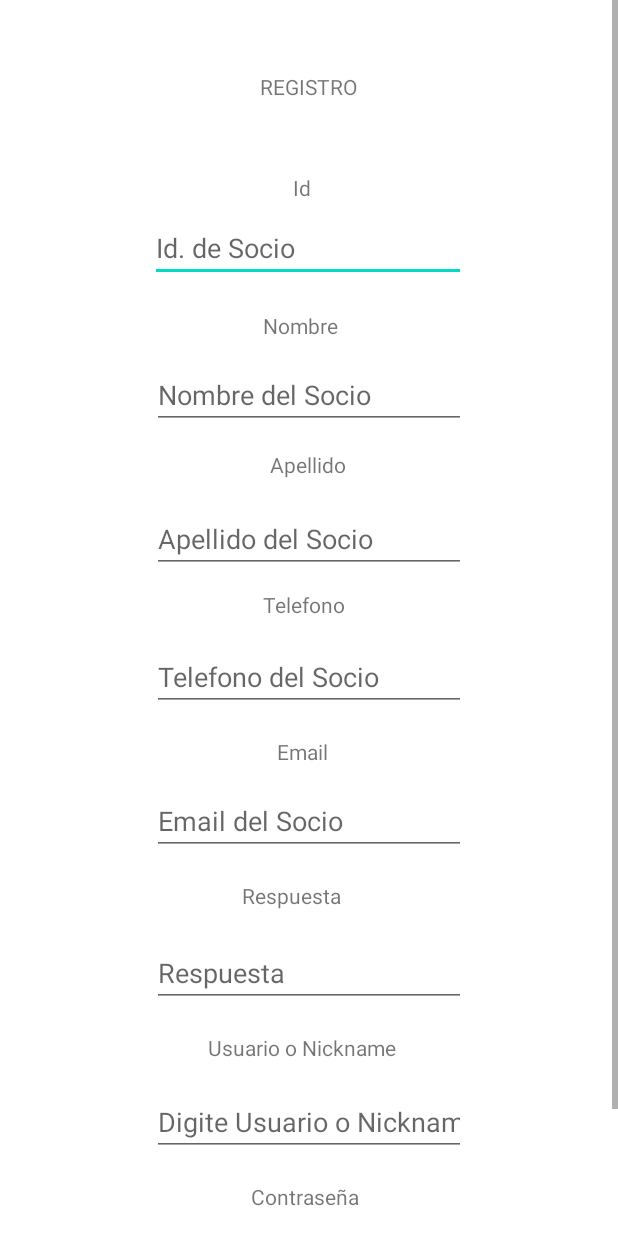
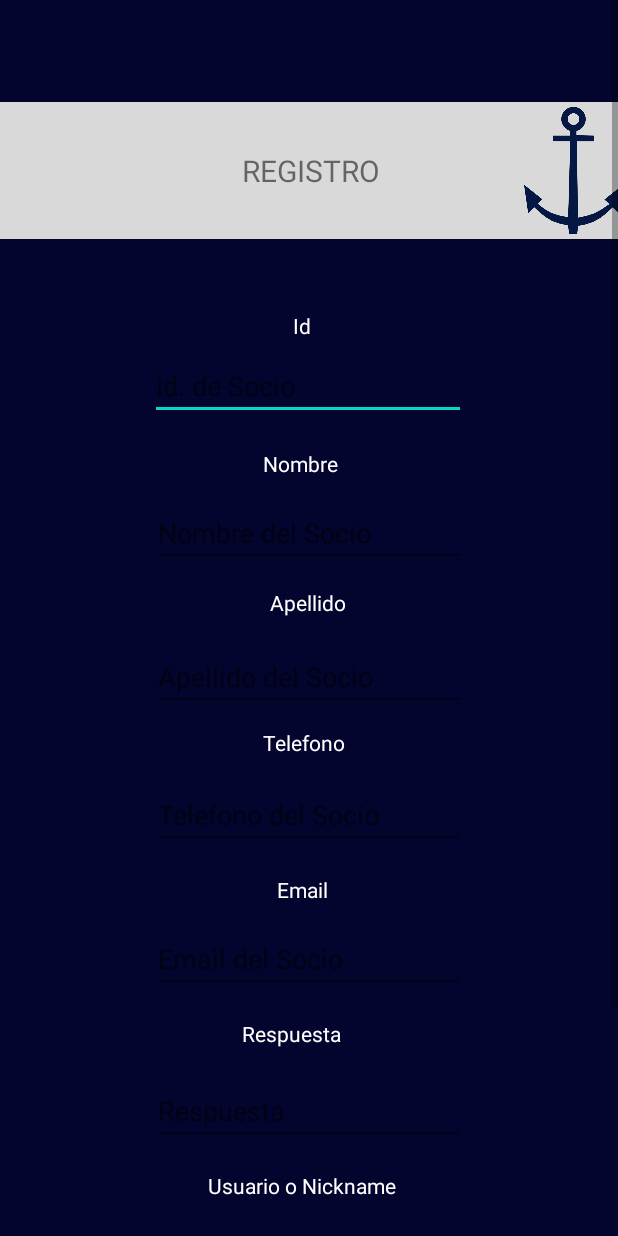
Before and after one commit to Brian1921/Front_Parc, an Android app: the admin_socios_agregar screen opened directly, with no data from a screen before it, on a phone screen of 412 x 824 dp. Run offline under Robolectric (Android 15) with nearby library versions, the phone set to English and light mode, and no system bars; our stand-ins replace Volley.

Commit message:
Agregar AdminSocio

```diff
--- a/app/src/main/res/layout/activity_admin_socios_agregar.xml
+++ b/app/src/main/res/layout/activity_admin_socios_agregar.xml
@@ -5,8 +5,8 @@
     xmlns:tools="http://schemas.android.com/tools"
     android:layout_width="match_parent"
     android:layout_height="match_parent"
+    android:background="#03052E"
     tools:context=".admin_socios_agregar">
-
 
     <ScrollView
         android:layout_width="match_parent"
@@ -16,17 +16,37 @@
             android:layout_width="match_parent"
             android:layout_height="wrap_content"
             android:orientation="vertical" >
-            <TextView
-                android:id="@+id/textView6"
-                android:layout_width="wrap_content"
-                android:layout_height="wrap_content"
-                android:layout_marginStart="173dp"
-                android:layout_marginTop="48dp"
-                android:layout_marginEnd="173dp"
-                android:text="REGISTRO"
+            <RelativeLayout
+                android:id="@+id/group_2"
+                android:layout_width="415dp"
+                android:layout_height="91dp"
+                android:layout_alignParentLeft="true"
+                android:layout_alignParentTop="true"
+                android:layout_marginTop="68dp"
+                android:background="#D9D9D9"
                 app:layout_constraintEnd_toEndOf="parent"
                 app:layout_constraintStart_toStartOf="parent"
-                app:layout_constraintTop_toTopOf="parent" />
+                app:layout_constraintTop_toTopOf="parent">
+
+                <TextView
+                    android:id="@+id/textView6"
+                    android:layout_width="wrap_content"
+                    android:layout_height="wrap_content"
+                    android:layout_centerHorizontal="true"
+                    android:layout_centerVertical="true"
+                    android:text="REGISTRO"
+                    android:textAlignment="textEnd"
+                    android:textSize="20sp" />
+
+                <ImageView
+                    android:id="@+id/imageView4"
+                    android:layout_width="74dp"
+                    android:layout_height="match_parent"
+                    android:layout_alignLeft="@id/textView6"
+                    android:layout_marginLeft="188dp"
+                    app:srcCompat="@mipmap/logo" />
+
+            </RelativeLayout>
 
             <TextView
                 android:id="@+id/textView7"
@@ -36,6 +56,7 @@
                 android:layout_marginTop="48dp"
                 android:layout_marginEnd="173dp"
                 android:text="Id"
+                android:textColor="@color/white"
                 app:layout_constraintEnd_toEndOf="parent"
                 app:layout_constraintHorizontal_bias="0.498"
                 app:layout_constraintStart_toStartOf="parent"
@@ -51,6 +72,7 @@
                 android:ems="10"
                 android:hint="Id. de Socio"
                 android:inputType="number"
+                android:textColor="#FFFFFF"
                 app:layout_constraintEnd_toEndOf="parent"
                 app:layout_constraintTop_toBottomOf="@+id/textView7" />
 
@@ -61,6 +83,7 @@
                 android:layout_marginStart="175dp"
                 android:layout_marginTop="19dp"
                 android:layout_marginEnd="180dp"
+                android:textColor="@color/white"
                 android:text="Nombre"
                 app:layout_constraintEnd_toEndOf="parent"
                 app:layout_constraintStart_toStartOf="parent"
@@ -74,6 +97,7 @@
                 android:layout_marginTop="14dp"
                 android:layout_marginEnd="101dp"
                 android:ems="10"
+                android:textColor="#FFFFFF"
                 android:hint="Nombre del Socio"
                 android:inputType="textPersonName"
                 app:layout_constraintEnd_toEndOf="parent"
@@ -87,6 +111,7 @@
                 android:layout_marginStart="180dp"
                 android:layout_marginTop="14dp"
                 android:layout_marginEnd="180dp"
+                android:textColor="@color/white"
                 android:text="Apellido"
                 app:layout_constraintEnd_toEndOf="parent"
                 app:layout_constraintStart_toStartOf="parent"
@@ -100,6 +125,7 @@
                 android:layout_marginTop="17dp"
                 android:layout_marginEnd="101dp"
                 android:ems="10"
+                android:textColor="#FFFFFF"
                 android:hint="Apellido del Socio"
                 android:inputType="textPersonName"
                 app:layout_constraintEnd_toEndOf="parent"
@@ -113,6 +139,7 @@
                 android:layout_marginStart="175dp"
                 android:layout_marginTop="11dp"
                 android:layout_marginEnd="181dp"
+                android:textColor="@color/white"
                 android:text="Telefono"
                 app:layout_constraintEnd_toEndOf="parent"
                 app:layout_constraintStart_toStartOf="parent"
@@ -126,6 +153,7 @@
                 android:layout_marginTop="16dp"
                 android:layout_marginEnd="101dp"
                 android:ems="10"
+                android:textColor="#FFFFFF"
                 android:hint="Telefono del Socio"
                 android:inputType="phone"
                 app:layout_constraintEnd_toEndOf="parent"
@@ -139,6 +167,7 @@
                 android:layout_marginStart="175dp"
                 android:layout_marginTop="17dp"
                 android:layout_marginEnd="188dp"
+                android:textColor="@color/white"
                 android:text="Email"
                 android:textAlignment="center"
                 app:layout_constraintEnd_toEndOf="parent"
@@ -153,6 +182,7 @@
                 android:layout_marginTop="14dp"
                 android:layout_marginEnd="101dp"
                 android:ems="10"
+                android:textColor="#FFFFFF"
                 android:hint="Email del Socio"
                 android:inputType="textEmailAddress"
                 app:layout_constraintEnd_toEndOf="parent"
@@ -167,6 +197,7 @@
                 android:layout_marginStart="135dp"
                 android:layout_marginTop="17dp"
                 android:layout_marginEnd="188dp"
+                android:textColor="@color/white"
                 android:text="Respuesta"
                 android:textAlignment="center"
                 app:layout_constraintEnd_toEndOf="parent"
@@ -181,6 +212,7 @@
                 android:layout_marginTop="17dp"
                 android:layout_marginEnd="101dp"
                 android:ems="10"
+                android:textColor="#FFFFFF"
                 android:hint="Respuesta"
                 android:inputType="textPersonName"
                 app:layout_constraintEnd_toEndOf="parent"
@@ -194,6 +226,7 @@
                 android:layout_marginStart="132dp"
                 android:layout_marginTop="17dp"
                 android:layout_marginEnd="188dp"
+                android:textColor="@color/white"
                 android:text="Usuario o Nickname"
                 android:textAlignment="center"
                 app:layout_constraintEnd_toEndOf="parent"
@@ -208,6 +241,7 @@
                 android:layout_marginTop="17dp"
                 android:layout_marginEnd="101dp"
                 android:ems="10"
+                android:textColor="#FFFFFF"
                 android:hint="Digite Usuario o Nickname"
                 android:inputType="textPersonName"
                 app:layout_constraintEnd_toEndOf="parent"
@@ -221,6 +255,7 @@
                 android:layout_marginStart="140dp"
                 android:layout_marginTop="17dp"
                 android:layout_marginEnd="188dp"
+                android:textColor="@color/white"
                 android:text="Contraseña"
                 android:textAlignment="center"
                 app:layout_constraintEnd_toEndOf="parent"
@@ -235,6 +270,7 @@
                 android:layout_marginTop="17dp"
                 android:layout_marginEnd="101dp"
                 android:ems="10"
+                android:textColor="#FFFFFF"
                 android:hint="Digite una contraseña"
                 android:inputType="textPassword"
                 tools:layout_editor_absoluteX="97dp"
@@ -250,6 +286,7 @@
                 android:layout_marginStart="160dp"
                 android:layout_marginEnd="157dp"
                 android:text="Agregar"
+                android:backgroundTint="#D9D9D9"
                 app:layout_constraintEnd_toEndOf="parent"
                 app:layout_constraintHorizontal_bias="0.0"
                 app:layout_constraintStart_toStartOf="parent"
--- a/app/src/main/res/layout/activity_admin_socios_crud.xml
+++ b/app/src/main/res/layout/activity_admin_socios_crud.xml
@@ -5,7 +5,8 @@
     android:layout_width="match_parent"
     android:layout_height="match_parent"
     android:background="#03052E"
-    tools:context=".admin_patrones_crud">
+    tools:context=".admin_socios_crud">
+
     <RelativeLayout
         android:id="@+id/group_2"
         android:layout_width="415dp"
@@ -42,22 +43,22 @@
         android:layout_height="wrap_content"
         android:layout_alignParentEnd="true"
         android:layout_alignParentBottom="true"
-        android:layout_marginBottom="5dp"
+        android:layout_marginBottom="24dp"
         android:clickable="true"
-        android:onClick="agregarAdminPatrones"
+        android:onClick="agregarAdminSocio"
         app:layout_constraintBottom_toBottomOf="parent"
         app:layout_constraintEnd_toEndOf="parent"
         app:layout_constraintHorizontal_bias="0.892"
         app:layout_constraintStart_toStartOf="parent"
         app:srcCompat="@drawable/ic_baseline_add_24"
+
         tools:ignore="MissingConstraints" />
 
     <ListView
-        android:id="@+id/listReadAdminPatrones"
-        android:layout_width="416dp"
-        android:layout_height="562dp"
-        tools:ignore="MissingConstraints"
-        tools:layout_editor_absoluteX="-3dp"
-        tools:layout_editor_absoluteY="168dp" />
+        android:id="@+id/listReadAdminSocios"
+        android:layout_width="409dp"
+        android:layout_height="729dp"
+        tools:ignore="MissingConstraints">
+    </ListView>
 
 </androidx.constraintlayout.widget.ConstraintLayout>
```
